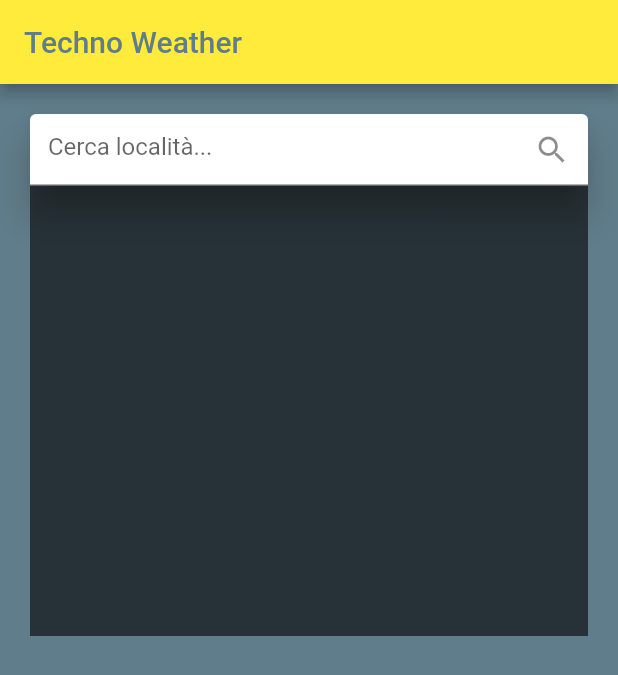
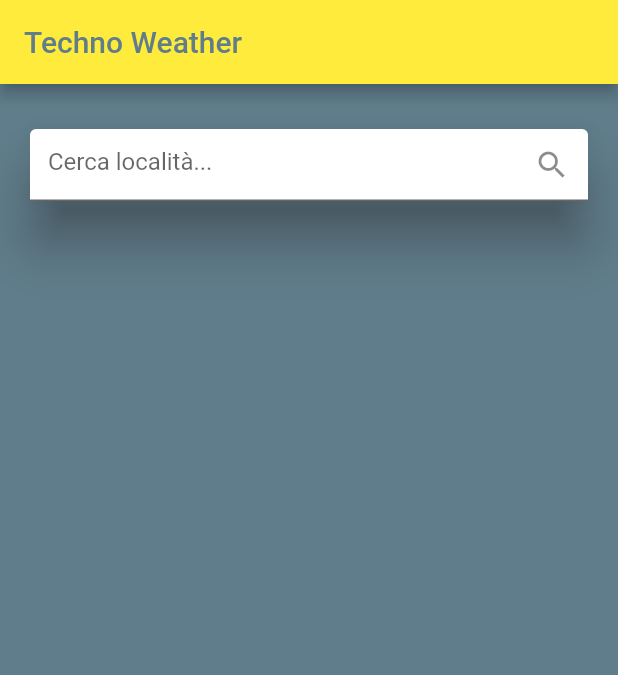
Before and after one commit to Agostin/techno-weather, a Flutter app: the screen it shows after launch, on a phone screen of 412 x 824 dp. Shown: the top 675 px of the screen. Run offline on Flutter 3.47's test engine with Material 2 defaults, Android fonts, the phone set to English and light mode, and no system bars.

Commit message:
clean up code

```diff
--- a/lib/blocs/appplication_bloc.dart
+++ b/lib/blocs/application_bloc.dart
@@ -1,23 +1,11 @@
 import 'package:flutter/material.dart';
-import 'package:geolocator/geolocator.dart';
 import 'package:techno_weather/models/PlaceSearch.dart';
 import 'package:techno_weather/services/places_service.dart';
 
 class ApplicationBloc with ChangeNotifier {
-  // final geolocatorService = GeolocatorService();
   final placesService = PlacesService();
 
-  Position currentPosition;
   List<PlaceSearch> searchResult;
-
-  ApplicationBloc() {
-    setCurrentLocation();
-  }
-
-  setCurrentLocation() async {
-    // currentLocation = await geolocatorService.getCurrentLocation();
-    // notifyListeners();
-  }
 
   searchPlaces(String searchTerm) async {
     searchResult = await placesService.getAutocomplete(searchTerm);
--- a/lib/components/weather_results_area.dart
+++ b/lib/components/weather_results_area.dart
@@ -21,7 +21,7 @@ class WeatherResultsArea extends StatelessWidget {
     return Container(
         height: size.height * .8,
         width: double.infinity,
-        child: this.selectedCity == null
+        child: selectedCity == null
             ? Loading()
             : ListView(
                 children: <Widget>[
--- a/lib/main.dart
+++ b/lib/main.dart
@@ -1,6 +1,6 @@
 import 'package:flutter/material.dart';
 import 'package:provider/provider.dart';
-import 'package:techno_weather/blocs/appplication_bloc.dart';
+import 'package:techno_weather/blocs/application_bloc.dart';
 import 'package:techno_weather/screens/weather/weather_screen.dart';
 
 void main() {
--- a/lib/screens/weather/weather_screen.dart
+++ b/lib/screens/weather/weather_screen.dart
@@ -1,6 +1,8 @@
+import 'dart:ui';
+
 import 'package:flutter/material.dart';
 import 'package:provider/provider.dart';
-import 'package:techno_weather/blocs/appplication_bloc.dart';
+import 'package:techno_weather/blocs/application_bloc.dart';
 import 'package:techno_weather/components/loader.dart';
 import 'package:techno_weather/components/weather_results_area.dart';
 import 'package:techno_weather/models/WeatherForecast.dart';
@@ -31,7 +33,6 @@ class _WeatherScreenState extends State<WeatherScreen> {
 
   void _handleFocusChange() {
     if (_node.hasFocus) {
-      selectedCity = '';
       searchParam = '';
       locationHasBeenSelectd = false;
     }
@@ -47,7 +48,6 @@ class _WeatherScreenState extends State<WeatherScreen> {
   @override
   Widget build(BuildContext context) {
     final applicationBloc = Provider.of<ApplicationBloc>(context);
-    final Size size = MediaQuery.of(context).size;
 
     return Scaffold(
         appBar: AppBar(
@@ -61,19 +61,22 @@ class _WeatherScreenState extends State<WeatherScreen> {
             ? Loading()
             : Container(
                 color: Colors.blueGrey,
-                padding: EdgeInsets.all(20.0),
+                padding: EdgeInsets.symmetric(vertical: 30, horizontal: 20),
                 child: ListView(
                   children: [
                     Material(
-                        elevation: 10.0,
-                        shadowColor: Colors.grey[700],
-                        borderRadius: BorderRadius.all(Radius.circular(8)),
+                        elevation: 15.0,
+                        shadowColor: Colors.grey[800],
+                        borderRadius: BorderRadius.all(Radius.circular(10.0)),
+                        textStyle: TextStyle(fontFamily: 'Raleway'),
                         child: TextField(
+                          selectionHeightStyle: BoxHeightStyle.tight,
                           decoration: InputDecoration(
                               filled: true,
                               fillColor: Colors.white,
                               hintText: 'Cerca località...',
-                              suffixIcon: Icon(Icons.search)),
+                              focusedBorder: InputBorder.none,
+                              suffixIcon: Icon(Icons.search_sharp)),
                           focusNode: _node,
                           onChanged: (value) {
                             setState(() {
@@ -84,6 +87,9 @@ class _WeatherScreenState extends State<WeatherScreen> {
                             });
                           },
                         )),
+                    SizedBox(
+                      height: 10,
+                    ),
                     !locationHasBeenSelectd
                         ? Stack(
                             children: [
@@ -91,7 +97,11 @@ class _WeatherScreenState extends State<WeatherScreen> {
                                 height: selectedCity == null ? 0 : 300,
                                 width: double.infinity,
                                 decoration: BoxDecoration(
-                                    color: Colors.black.withOpacity(0.6),
+                                    color: Colors.black.withOpacity(
+                                        searchParam == null ||
+                                                searchParam.length == 0
+                                            ? 0
+                                            : 0.6),
                                     backgroundBlendMode: BlendMode.darken),
                               ),
                               Container(
@@ -108,7 +118,8 @@ class _WeatherScreenState extends State<WeatherScreen> {
                                                   .searchResult[index]
                                                   .placeName,
                                               style: TextStyle(
-                                                  color: Colors.white),
+                                                  color: Colors.white,
+                                                  fontFamily: 'Raleway'),
                                             ),
                                             onTap: () async {
                                               setState(() {
@@ -141,7 +152,6 @@ class _WeatherScreenState extends State<WeatherScreen> {
                                                       _weatherForecast;
                                                 }
                                                 isLoading = false;
-                                                selectedCity = '';
                                               });
                                             },
                                           );
--- a/pubspec.yaml
+++ b/pubspec.yaml
@@ -29,7 +29,6 @@ dependencies:
   # Use with the CupertinoIcons class for iOS style icons.
   cupertino_icons: ^1.0.2
   http: ^0.13.2
-  geolocator: ^7.0.3
   provider: ^5.0.0
 
 dev_dependencies:
```
Also changed, not shown: lib/components/current_weather_widget.dart (+14 -8 lines), lib/components/forecast_list_tile_widget.dart (+6 -4 lines), lib/components/weather_forecast_widget.dart (+8 -6 lines), pubspec.lock, 2 other files.
